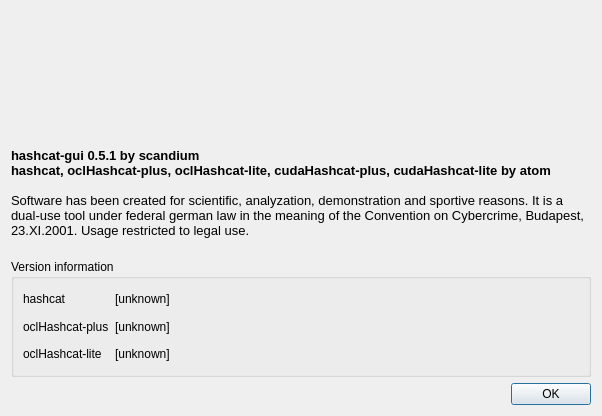
First picture: the form in src/aboutdialog.ui, repository scandium/hashcat-gui, before the edit.
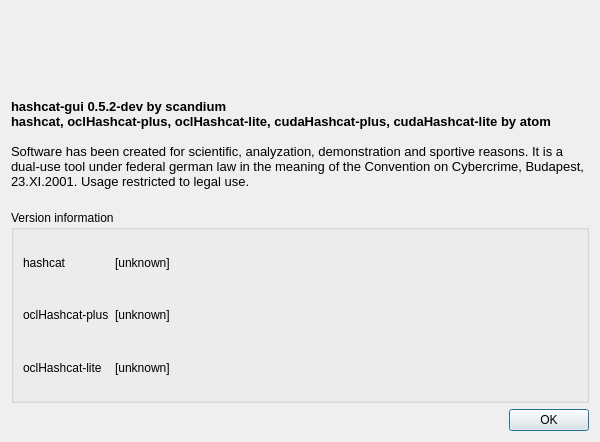
Second picture: the form after the edit. Icons and pictures are not drawn.

Commit message: prevent overlapping of text

```diff
--- a/src/aboutdialog.ui
+++ b/src/aboutdialog.ui
@@ -6,8 +6,8 @@
    <rect>
     <x>0</x>
     <y>0</y>
-    <width>602</width>
-    <height>416</height>
+    <width>600</width>
+    <height>442</height>
    </rect>
   </property>
   <property name="windowTitle">
@@ -20,9 +20,7 @@
   <property name="modal">
    <bool>true</bool>
   </property>
-  <layout class="QVBoxLayout" name="verticalLayout_6">
-   <item>
-    <layout class="QVBoxLayout" name="verticalLayout_5">
+  <layout class="QVBoxLayout" name="verticalLayout_4">
      <item>
       <layout class="QVBoxLayout" name="verticalLayout_3">
        <item>
@@ -33,18 +31,6 @@
            <verstretch>0</verstretch>
           </sizepolicy>
          </property>
-         <property name="minimumSize">
-          <size>
-           <width>580</width>
-           <height>131</height>
-          </size>
-         </property>
-         <property name="maximumSize">
-          <size>
-           <width>580</width>
-           <height>131</height>
-          </size>
-         </property>
          <property name="text">
           <string/>
          </property>
@@ -65,12 +51,12 @@
           <string>&lt;!DOCTYPE HTML PUBLIC &quot;-//W3C//DTD HTML 4.0//EN&quot; &quot;http://www.w3.org/TR/REC-html40/strict.dtd&quot;&gt;
 &lt;html&gt;&lt;head&gt;&lt;meta name=&quot;qrichtext&quot; content=&quot;1&quot; /&gt;&lt;style type=&quot;text/css&quot;&gt;
 p, li { white-space: pre-wrap; }
-&lt;/style&gt;&lt;/head&gt;&lt;body style=&quot; font-family:'MS Shell Dlg 2'; font-size:8.25pt; font-weight:400; font-style:normal;&quot;&gt;
-&lt;p style=&quot; margin-top:0px; margin-bottom:0px; margin-left:0px; margin-right:0px; -qt-block-indent:0; text-indent:0px;&quot;&gt;&lt;span style=&quot; font-family:'Sans Serif'; font-size:10pt; font-weight:600; color:#000000;&quot;&gt;hashcat-gui 0.5.1 by scandium&lt;/span&gt;&lt;/p&gt;
-&lt;p style=&quot; margin-top:0px; margin-bottom:0px; margin-left:0px; margin-right:0px; -qt-block-indent:0; text-indent:0px;&quot;&gt;&lt;span style=&quot; font-family:'Courier New,courier'; font-size:10pt; font-weight:600; color:#000000;&quot;&gt;hashcat, oclHashcat-plus, oclHashcat-lite, cudaHashcat-plus, cudaHashcat-lite by atom&lt;/span&gt;&lt;/p&gt;
-&lt;p style=&quot;-qt-paragraph-type:empty; margin-top:0px; margin-bottom:0px; margin-left:0px; margin-right:0px; -qt-block-indent:0; text-indent:0px; font-family:'Sans Serif'; font-size:10pt; color:#000000;&quot;&gt;&lt;/p&gt;
-&lt;p style=&quot; margin-top:0px; margin-bottom:0px; margin-left:0px; margin-right:0px; -qt-block-indent:0; text-indent:0px;&quot;&gt;&lt;span style=&quot; font-family:'Courier New,courier'; font-size:10pt; color:#000000;&quot;&gt;Software has been created for scientific, analyzation, demonstration and sportive reasons. It is a dual-use tool under federal german law in the meaning of the Convention on Cybercrime, Budapest, 23.XI.2001. Usage restricted to legal use.&lt;/span&gt;&lt;/p&gt;
-&lt;p style=&quot;-qt-paragraph-type:empty; margin-top:0px; margin-bottom:0px; margin-left:0px; margin-right:0px; -qt-block-indent:0; text-indent:0px; font-family:'Courier New,courier'; font-size:10pt; color:#000000;&quot;&gt;&lt;/p&gt;&lt;/body&gt;&lt;/html&gt;</string>
+&lt;/style&gt;&lt;/head&gt;&lt;body style=&quot; font-family:'Cantarell'; font-size:10pt; font-weight:400; font-style:normal;&quot;&gt;
+&lt;p style=&quot; margin-top:0px; margin-bottom:0px; margin-left:0px; margin-right:0px; -qt-block-indent:0; text-indent:0px;&quot;&gt;&lt;span style=&quot; font-family:'Sans Serif'; font-weight:600; color:#000000;&quot;&gt;hashcat-gui 0.5.2-dev by scandium&lt;/span&gt;&lt;/p&gt;
+&lt;p style=&quot; margin-top:0px; margin-bottom:0px; margin-left:0px; margin-right:0px; -qt-block-indent:0; text-indent:0px;&quot;&gt;&lt;span style=&quot; font-family:'Courier New,courier'; font-weight:600; color:#000000;&quot;&gt;hashcat, oclHashcat-plus, oclHashcat-lite, cudaHashcat-plus, cudaHashcat-lite by atom&lt;/span&gt;&lt;/p&gt;
+&lt;p style=&quot;-qt-paragraph-type:empty; margin-top:0px; margin-bottom:0px; margin-left:0px; margin-right:0px; -qt-block-indent:0; text-indent:0px; font-family:'Sans Serif'; color:#000000;&quot;&gt;&lt;br /&gt;&lt;/p&gt;
+&lt;p style=&quot; margin-top:0px; margin-bottom:0px; margin-left:0px; margin-right:0px; -qt-block-indent:0; text-indent:0px;&quot;&gt;&lt;span style=&quot; font-family:'Courier New,courier'; color:#000000;&quot;&gt;Software has been created for scientific, analyzation, demonstration and sportive reasons. It is a dual-use tool under federal german law in the meaning of the Convention on Cybercrime, Budapest, 23.XI.2001. Usage restricted to legal use.&lt;/span&gt;&lt;/p&gt;
+&lt;p style=&quot;-qt-paragraph-type:empty; margin-top:0px; margin-bottom:0px; margin-left:0px; margin-right:0px; -qt-block-indent:0; text-indent:0px; font-family:'Courier New,courier'; color:#000000;&quot;&gt;&lt;br /&gt;&lt;/p&gt;&lt;/body&gt;&lt;/html&gt;</string>
          </property>
          <property name="wordWrap">
           <bool>true</bool>
@@ -84,8 +70,8 @@
        <property name="title">
         <string>Version information</string>
        </property>
-       <layout class="QVBoxLayout" name="verticalLayout_4">
-        <item>
+     <layout class="QGridLayout" name="gridLayout">
+      <item row="0" column="0">
          <layout class="QHBoxLayout" name="horizontalLayout_2">
           <item>
            <layout class="QHBoxLayout" name="horizontalLayout">
@@ -183,8 +169,6 @@
           <string>OK</string>
          </property>
         </widget>
-       </item>
-      </layout>
      </item>
     </layout>
    </item>
```
Lines whose indentation alone changed are shown as unchanged.
